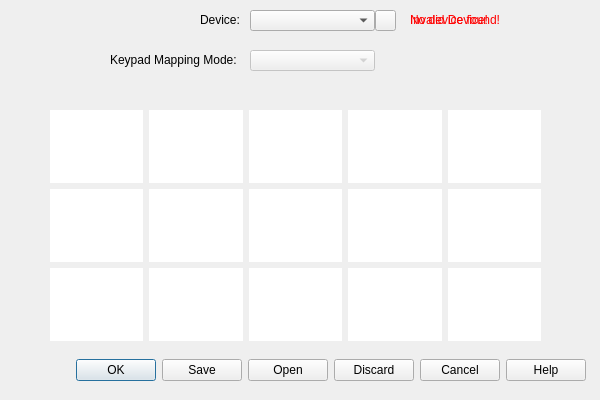
Old version of the form companion/KeypadCompanion.ui in the repository VoxelTek/SkyMusicKeypad.
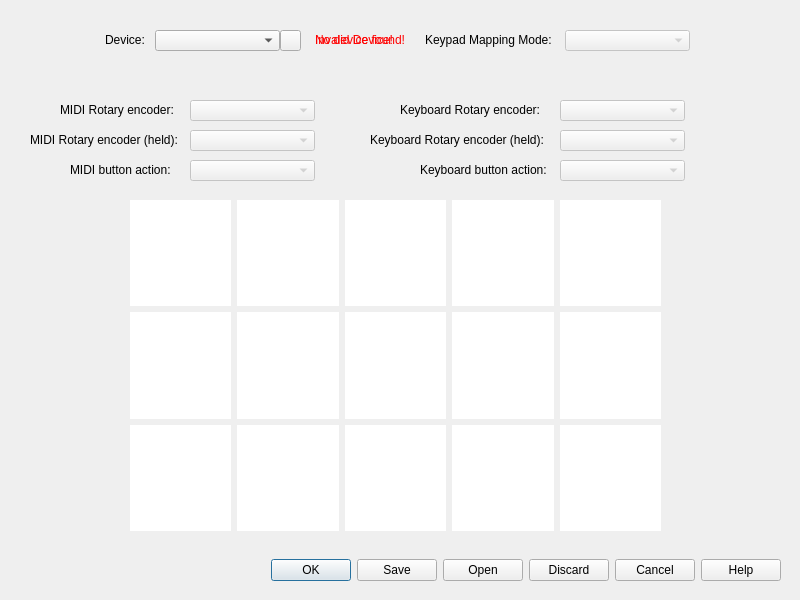
New version of the form. Icons and pictures are not drawn. Custom widgets are drawn as their Qt base class.

Commit message: Port to PySide, begin rotary encoder

Diff of the .ui file:
```diff
--- a/companion/KeypadCompanion.ui
+++ b/companion/KeypadCompanion.ui
@@ -6,8 +6,8 @@
    <rect>
     <x>0</x>
     <y>0</y>
-    <width>600</width>
-    <height>400</height>
+    <width>800</width>
+    <height>600</height>
    </rect>
   </property>
   <property name="windowTitle">
@@ -20,9 +20,9 @@
   <widget class="QDialogButtonBox" name="buttonBox">
    <property name="geometry">
     <rect>
-     <x>15</x>
-     <y>350</y>
-     <width>571</width>
+     <x>10</x>
+     <y>550</y>
+     <width>771</width>
      <height>41</height>
     </rect>
    </property>
@@ -42,8 +42,8 @@
    </property>
    <property name="geometry">
     <rect>
-     <x>250</x>
-     <y>50</y>
+     <x>565</x>
+     <y>30</y>
      <width>125</width>
      <height>21</height>
     </rect>
@@ -52,8 +52,8 @@
   <widget class="QLabel" name="label_mapMode">
    <property name="geometry">
     <rect>
-     <x>110</x>
-     <y>42</y>
+     <x>425</x>
+     <y>22</y>
      <width>141</width>
      <height>36</height>
     </rect>
@@ -65,8 +65,8 @@
   <widget class="QLabel" name="label_device">
    <property name="geometry">
     <rect>
-     <x>200</x>
-     <y>2</y>
+     <x>105</x>
+     <y>22</y>
      <width>51</width>
      <height>36</height>
     </rect>
@@ -78,8 +78,8 @@
   <widget class="QComboBox" name="device">
    <property name="geometry">
     <rect>
-     <x>250</x>
-     <y>10</y>
+     <x>155</x>
+     <y>30</y>
      <width>125</width>
      <height>21</height>
     </rect>
@@ -88,10 +88,10 @@
   <widget class="QWidget" name="gridLayoutWidget">
    <property name="geometry">
     <rect>
-     <x>50</x>
-     <y>110</y>
-     <width>491</width>
-     <height>231</height>
+     <x>130</x>
+     <y>200</y>
+     <width>531</width>
+     <height>331</height>
     </rect>
    </property>
    <layout class="QGridLayout" name="gridLayout">
@@ -659,7 +659,7 @@
    <property name="geometry">
     <rect>
      <x>0</x>
-     <y>5</y>
+     <y>0</y>
      <width>121</width>
      <height>111</height>
     </rect>
@@ -677,8 +677,8 @@
    </property>
    <property name="geometry">
     <rect>
-     <x>410</x>
-     <y>2</y>
+     <x>315</x>
+     <y>22</y>
      <width>100</width>
      <height>36</height>
     </rect>
@@ -705,8 +705,8 @@
    </property>
    <property name="geometry">
     <rect>
-     <x>410</x>
-     <y>2</y>
+     <x>315</x>
+     <y>22</y>
      <width>100</width>
      <height>36</height>
     </rect>
@@ -730,8 +730,8 @@
   <widget class="QPushButton" name="deviceRefresh">
    <property name="geometry">
     <rect>
-     <x>375</x>
-     <y>10</y>
+     <x>280</x>
+     <y>30</y>
      <width>21</width>
      <height>21</height>
     </rect>
@@ -744,6 +744,162 @@
      <normaloff>:/icons/assets/view-refresh.svg</normaloff>:/icons/assets/view-refresh.svg</iconset>
    </property>
   </widget>
+  <widget class="QComboBox" name="rotMIDI">
+   <property name="enabled">
+    <bool>false</bool>
+   </property>
+   <property name="geometry">
+    <rect>
+     <x>190</x>
+     <y>100</y>
+     <width>125</width>
+     <height>21</height>
+    </rect>
+   </property>
+  </widget>
+  <widget class="QLabel" name="rotFuncMIDIlabel">
+   <property name="geometry">
+    <rect>
+     <x>60</x>
+     <y>92</y>
+     <width>131</width>
+     <height>36</height>
+    </rect>
+   </property>
+   <property name="text">
+    <string>MIDI Rotary encoder:</string>
+   </property>
+  </widget>
+  <widget class="QLabel" name="rotFuncMIDIlabel_held">
+   <property name="geometry">
+    <rect>
+     <x>30</x>
+     <y>122</y>
+     <width>161</width>
+     <height>36</height>
+    </rect>
+   </property>
+   <property name="text">
+    <string>MIDI Rotary encoder (held):</string>
+   </property>
+  </widget>
+  <widget class="QComboBox" name="rotMIDI_held">
+   <property name="enabled">
+    <bool>false</bool>
+   </property>
+   <property name="geometry">
+    <rect>
+     <x>190</x>
+     <y>130</y>
+     <width>125</width>
+     <height>21</height>
+    </rect>
+   </property>
+  </widget>
+  <widget class="QLabel" name="rotFuncMIDIlabel_button">
+   <property name="geometry">
+    <rect>
+     <x>70</x>
+     <y>152</y>
+     <width>121</width>
+     <height>36</height>
+    </rect>
+   </property>
+   <property name="text">
+    <string>MIDI button action:</string>
+   </property>
+  </widget>
+  <widget class="QComboBox" name="rotMIDI_sw">
+   <property name="enabled">
+    <bool>false</bool>
+   </property>
+   <property name="geometry">
+    <rect>
+     <x>190</x>
+     <y>160</y>
+     <width>125</width>
+     <height>21</height>
+    </rect>
+   </property>
+  </widget>
+  <widget class="QLabel" name="rotFunKeylabel_button">
+   <property name="geometry">
+    <rect>
+     <x>420</x>
+     <y>152</y>
+     <width>141</width>
+     <height>36</height>
+    </rect>
+   </property>
+   <property name="text">
+    <string>Keyboard button action:</string>
+   </property>
+  </widget>
+  <widget class="QComboBox" name="rotKey_held">
+   <property name="enabled">
+    <bool>false</bool>
+   </property>
+   <property name="geometry">
+    <rect>
+     <x>560</x>
+     <y>130</y>
+     <width>125</width>
+     <height>21</height>
+    </rect>
+   </property>
+  </widget>
+  <widget class="QLabel" name="rotFunKeylabel">
+   <property name="geometry">
+    <rect>
+     <x>400</x>
+     <y>92</y>
+     <width>151</width>
+     <height>36</height>
+    </rect>
+   </property>
+   <property name="text">
+    <string>Keyboard Rotary encoder:</string>
+   </property>
+  </widget>
+  <widget class="QComboBox" name="rotKey_sw">
+   <property name="enabled">
+    <bool>false</bool>
+   </property>
+   <property name="geometry">
+    <rect>
+     <x>560</x>
+     <y>160</y>
+     <width>125</width>
+     <height>21</height>
+    </rect>
+   </property>
+  </widget>
+  <widget class="QComboBox" name="rotKey">
+   <property name="enabled">
+    <bool>false</bool>
+   </property>
+   <property name="geometry">
+    <rect>
+     <x>560</x>
+     <y>100</y>
+     <width>125</width>
+     <height>21</height>
+    </rect>
+   </property>
+  </widget>
+  <widget class="QLabel" name="rotFunKeylabel_held">
+   <property name="geometry">
+    <rect>
+     <x>370</x>
+     <y>122</y>
+     <width>191</width>
+     <height>36</height>
+    </rect>
+   </property>
+   <property name="text">
+    <string>Keyboard Rotary encoder (held):</string>
+   </property>
+  </widget>
  </widget>
  <customwidgets>
   <customwidget>
```
The commit also changes 5 other files.
